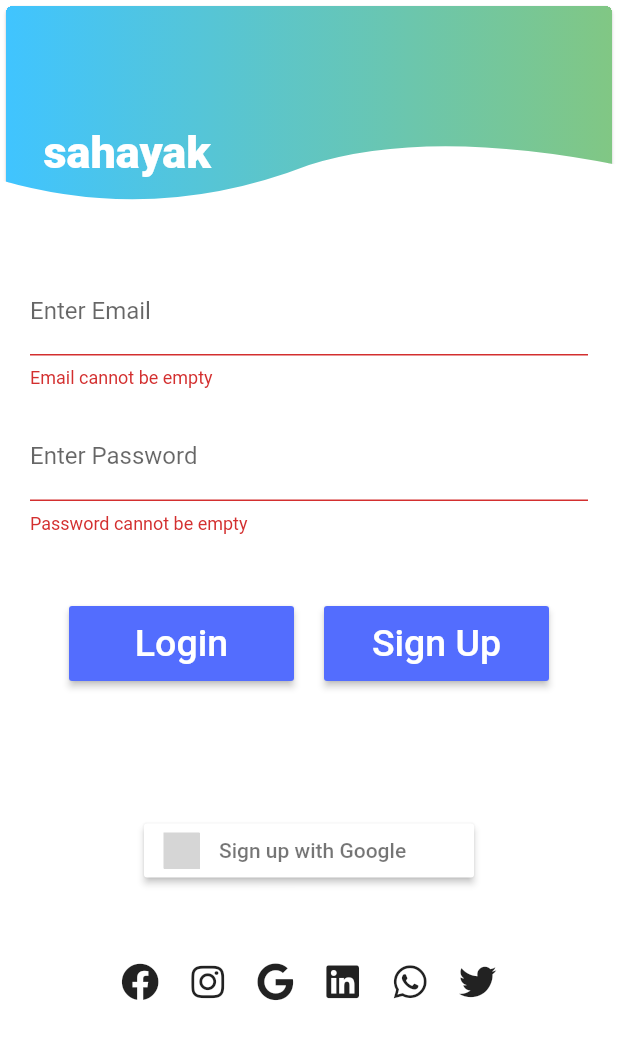
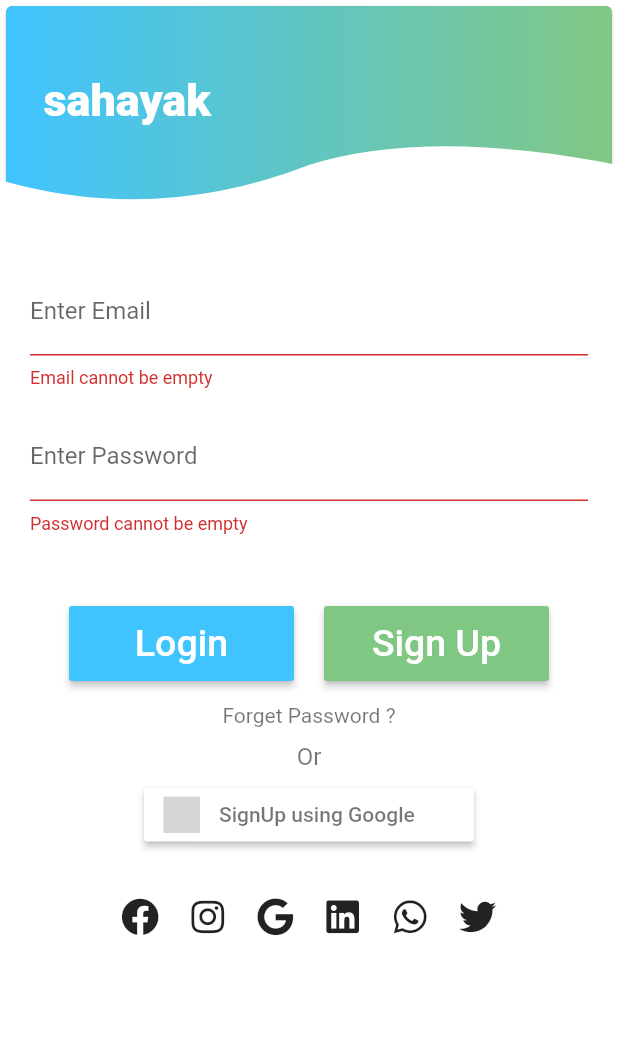
Before and after one commit to vrajraj/sahayak, a Flutter app: the screen it shows after launch, on a phone screen of 412 x 824 dp. Shown: the top 1039 px of the screen. Run offline on Flutter 3.47's test engine with Material 2 defaults, Android fonts, the phone set to English and light mode, and no system bars; our stand-ins replace animated_text_kit, firebase_auth, flare_flutter, flutter_signin_button, font_awesome_flutter, google_sign_in; missing offline and left inert: flare_dart; accounts and stored records are empty; Roboto replaces fonts that are missing (Raleway); grey boxes are pictures that could not be loaded.

Commit message:
small update

```diff
--- a/lib/clipper.dart
+++ b/lib/clipper.dart
@@ -19,7 +19,7 @@ class Clipper extends StatelessWidget {
               decoration: BoxDecoration(
                   gradient: LinearGradient(colors:[Colors.lightBlueAccent,Colors.green[300]])),
           child: Padding(
-            padding: const EdgeInsets.only(top:80,left: 25),
+            padding: const EdgeInsets.only(top:45,left: 25),
             child: SizedBox(
               width: 30,height: 100,
               child: TyperAnimatedTextKit(
--- a/lib/home_page.dart
+++ b/lib/home_page.dart
@@ -1,6 +1,8 @@
 import 'package:flutter/material.dart';
 import 'auth.dart';
 import 'package:google_sign_in/google_sign_in.dart';
+
+import 'login_page.dart';
 
 class HomePage extends StatefulWidget {
   HomePage({this.auth, this.onSignOut});
@@ -34,6 +36,7 @@ class _HomePageState extends State<HomePage> {
     void GoogleSignOut() async
     {
       await googleSignIn.signOut();
+      Navigator.of(context).pushAndRemoveUntil(MaterialPageRoute(builder: (context) {return LoginPage();}), ModalRoute.withName('/'));
       print("user signout");
     }
 
@@ -72,7 +75,8 @@ class _HomePageState extends State<HomePage> {
     ),
       Divider(color: Colors.lightBlue,
         height:50.0,),
-      InkWell(onTap:GoogleSignOut,child:ListTile(
+      InkWell(onTap: GoogleSignOut
+        ,child:ListTile(
         title: Text("Google Logout", style: new TextStyle(fontSize: 16,color: Colors.black ),),
         trailing: new Icon(Icons.call_made),
       ),
--- a/lib/login_page.dart
+++ b/lib/login_page.dart
@@ -126,6 +126,7 @@ class _LoginPageState extends State<LoginPage> {
             keyboardType: TextInputType.emailAddress,
             validator: (value) => value.isEmpty ? 'Email cannot be empty' : null,
             onSaved: (value) => _email = value,
+
           ),),
 
           padded(child:new TextFormField(
@@ -159,7 +160,7 @@ class _LoginPageState extends State<LoginPage> {
                   ),
                   height: 50.0,
                   minWidth: 150.0,
-                  color: Colors.indigoAccent,
+                  color: Colors.lightBlueAccent,
                   splashColor: Colors.teal,
                   textColor: Colors.white,
                   onPressed: validateAndSubmit, //() {
@@ -178,7 +179,7 @@ class _LoginPageState extends State<LoginPage> {
                     ),
                     height: 50.0,
                     minWidth: 150.0,
-                    color: Colors.indigoAccent,
+                    color: Colors.green[300],
                     splashColor: Colors.teal,
                     textColor: Colors.white,
                     onPressed: moveToRegister //() {
@@ -196,9 +197,6 @@ class _LoginPageState extends State<LoginPage> {
         return [
             Padding(  padding: const EdgeInsets.only(top: 40.0),
             ),
-            new Row(
-              mainAxisAlignment: MainAxisAlignment.center,
-              children: <Widget>[
             new MaterialButton(
               child: new Text("Sign Up",
                 style: TextStyle(
@@ -208,7 +206,7 @@ class _LoginPageState extends State<LoginPage> {
               ),
               height: 50.0,
               minWidth: 100.0,
-                  color: Colors.indigoAccent,
+              color: Colors.lightBlueAccent,
               splashColor: Colors.teal,
               textColor: Colors.white,
               onPressed: validateAndSubmit, //() {
@@ -218,9 +216,9 @@ class _LoginPageState extends State<LoginPage> {
 
               //},
             ),
-                Padding(padding: EdgeInsets.only(left: 15.0)),
+            Padding(padding: EdgeInsets.only(top: 15)),
             new MaterialButton(
-                    child: new Text("Have an account? Login",
+                child: new Text("Have an account?Login",
                   style: TextStyle(
                     color: Colors.white,
                     fontSize: 15.0,
@@ -228,7 +226,7 @@ class _LoginPageState extends State<LoginPage> {
                 ),
                 height: 50.0,
                 minWidth: 150.0,
-                    color: Colors.indigoAccent,
+                color: Colors.green[300],
                 splashColor: Colors.teal,
                 textColor: Colors.white,
                 onPressed: moveToLogin //() {
@@ -239,9 +237,6 @@ class _LoginPageState extends State<LoginPage> {
               //  },
             ),
 
-              ],
-            ),
-
           ];
         }
     return null;
@@ -250,21 +245,21 @@ class _LoginPageState extends State<LoginPage> {
       return[
         Padding(padding: EdgeInsets.only(top: 15.0)),
         new Text("Forget Password ?",
-          style: TextStyle(fontSize: 18.0, color: Colors.white),),
+          style: TextStyle(fontSize: 14.0, color: Colors.black54),),
         Padding(padding: EdgeInsets.only(top: 10.0)),
         new Text("Or",
-          style: TextStyle(fontSize: 20.0, color: Colors.white),),
-        Padding(padding: EdgeInsets.only(top: 20.0)),
-        SignInButton(Buttons.Google, text: "Sign up with Google",
+          style: TextStyle(fontSize: 16.0, color: Colors.black54),),
+        Padding(padding: EdgeInsets.only(top: 5.0)),
+        SignInButton(Buttons.Google, text: "SignUp using Google",
             onPressed: () =>signInWithGoogle().whenComplete(()=>
-                Navigator.of(context).push(
+                Navigator.of(context).pushReplacement(
                   new MaterialPageRoute(
                       builder: (context) {
                         return HomePage();
                       }),
                 )).catchError((e) => print(e))
         ),
-        Padding(padding: EdgeInsets.only(top: 20.0)),
+        Padding(padding: EdgeInsets.only(top: 0.8)),
         new Text("Follow On", style: TextStyle(
             color: Colors.white, fontSize: 18.0)),
         Padding(padding: EdgeInsets.only(top: 10.0)),
--- a/pubspec.yaml
+++ b/pubspec.yaml
@@ -26,7 +26,7 @@ dependencies:
   animated_text_kit:
   flutter_signin_button:
   font_awesome_flutter:
-  google_sign_in: ^3.2.4
+  google_sign_in:
   firebase_auth:
   flare_flutter:
 
```
Also changed, not shown: pubspec.lock, 1 other file. Lines whose indentation alone changed are shown as unchanged.
